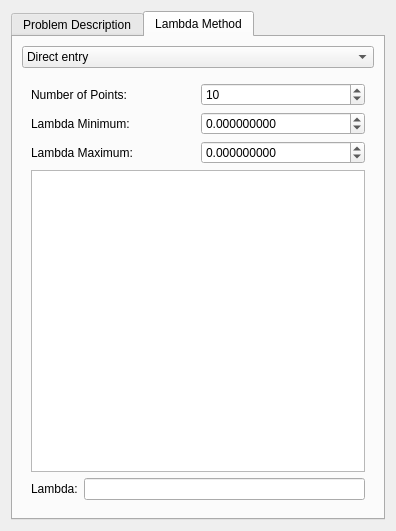
Qt form src/Interface/Modules/Inverse/SolveInverseProblemWithTikhonovSVDDialog.ui (SCIInstitute/SCIRun) before a commit.
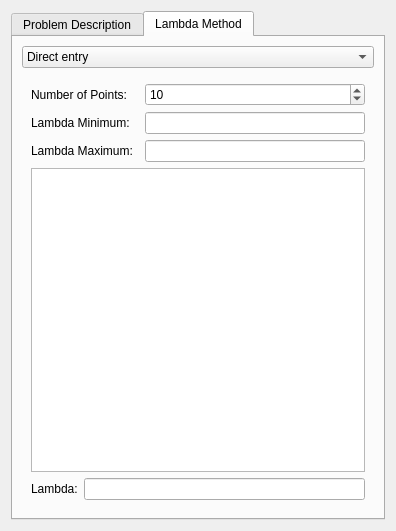
The same form after that commit. The open tabs and pages were chosen to show the change.

Commit message: testing the tikhonov SVD module. not working yet, there is a problem with the UI

The edit to the form file:
```diff
--- a/src/Interface/Modules/Inverse/SolveInverseProblemWithTikhonovSVDDialog.ui
+++ b/src/Interface/Modules/Inverse/SolveInverseProblemWithTikhonovSVDDialog.ui
@@ -267,13 +267,6 @@
          </widget>
          <widget class="QWidget" name="page_3">
           <layout class="QGridLayout" name="gridLayout_5">
-           <item row="0" column="0">
-            <widget class="QLabel" name="label_6">
-             <property name="text">
-              <string>Number of Points:</string>
-             </property>
-            </widget>
-           </item>
            <item row="2" column="0">
             <widget class="QLabel" name="label_9">
              <property name="text">
@@ -281,27 +274,7 @@
              </property>
             </widget>
            </item>
-           <item row="1" column="0">
-            <widget class="QLabel" name="label_8">
-             <property name="text">
-              <string>Lambda Minimum:</string>
-             </property>
-            </widget>
-           </item>
-           <item row="1" column="1">
-            <widget class="QDoubleSpinBox" name="lCurveMinDoubleSpinBox_">
-             <property name="decimals">
-              <number>9</number>
-             </property>
-             <property name="minimum">
-              <double>-99999999.000000000000000</double>
-             </property>
-             <property name="maximum">
-              <double>99999999.000000000000000</double>
-             </property>
-            </widget>
-           </item>
-           <item row="4" column="0" colspan="2">
+		  <item row="4" column="0" colspan="3">
             <layout class="QHBoxLayout" name="horizontalLayout_3">
              <item>
               <widget class="QLabel" name="label_7">
@@ -319,27 +292,28 @@
              </item>
             </layout>
            </item>
-           <item row="3" column="0" colspan="2">
+		  <item row="3" column="0" colspan="3">
             <widget class="QTextEdit" name="lCurveTextEdit_">
              <property name="readOnly">
               <bool>true</bool>
              </property>
             </widget>
            </item>
-           <item row="2" column="1">
-            <widget class="QDoubleSpinBox" name="lCurveMaxDoubleSpinBox_">
-             <property name="decimals">
-              <number>9</number>
-             </property>
-             <property name="minimum">
-              <double>-99999999.000000000000000</double>
-             </property>
-             <property name="maximum">
-              <double>999999999.000000000000000</double>
-             </property>
-            </widget>
-           </item>
-           <item row="0" column="1">
+		  <item row="1" column="0">
+		   <widget class="QLabel" name="label_8">
+			<property name="text">
+			 <string>Lambda Minimum:</string>
+			</property>
+		   </widget>
+		  </item>
+		  <item row="0" column="0">
+		   <widget class="QLabel" name="label_6">
+			<property name="text">
+			 <string>Number of Points:</string>
+			</property>
+		   </widget>
+		  </item>
+		  <item row="0" column="2">
             <widget class="QSpinBox" name="lambdaNumberSpinBox_">
              <property name="maximum">
               <number>9999999</number>
@@ -349,6 +323,12 @@
              </property>
             </widget>
            </item>
+		  <item row="1" column="2">
+		   <widget class="QLineEdit" name="lCurveMinLineEdit_"/>
+		  </item>
+		  <item row="2" column="2">
+		   <widget class="QLineEdit" name="lCurveMaxLineEdit_"/>
+		  </item>
           </layout>
          </widget>
         </widget>
```
Lines whose indentation alone changed are shown as unchanged. The commit also changes 5 other files.
